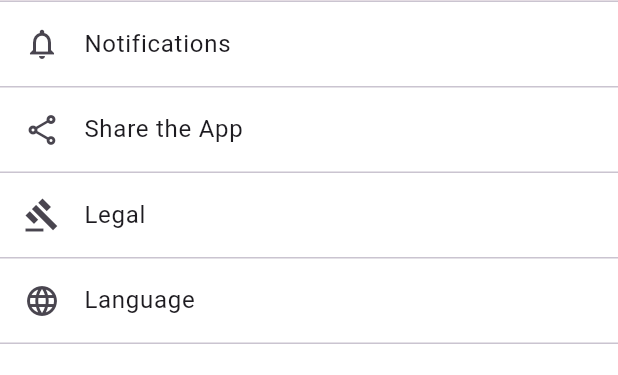
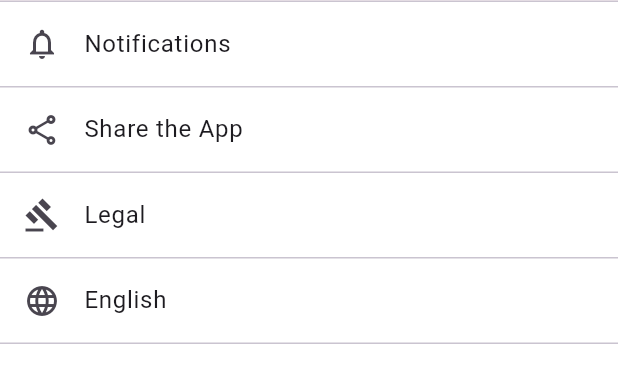
Before and after one commit to vamp-jjang/findre-app, a Flutter app: the ProfileScreen screen opened directly, on a phone screen of 412 x 824 dp, the part 205-580 px from its top. Run offline on Flutter 3.47's test engine with Material 3 defaults, Android fonts, the phone set to English and light mode, and no system bars; our stand-ins replace cloud_firestore, firebase_auth, firebase_core, geolocator, google_maps_flutter, google_sign_in and 2 more; missing offline and left inert: flutter_polyline_points, google_directions_api; accounts and stored records are empty.

```diff
--- a/lib/screens/profile_screen.dart
+++ b/lib/screens/profile_screen.dart
@@ -154,7 +154,7 @@ class _ProfileScreenState extends State<ProfileScreen> {
             // Language
             ListTile(
               leading: const Icon(Icons.language_outlined),
-              title: const Text('Language'),
+              title: const Text('English'),
               onTap: (){},
             ),
             const Divider(height: 1),
```
Also changed, not shown: lib/screens/search_screen.dart (+0 -21 lines).
